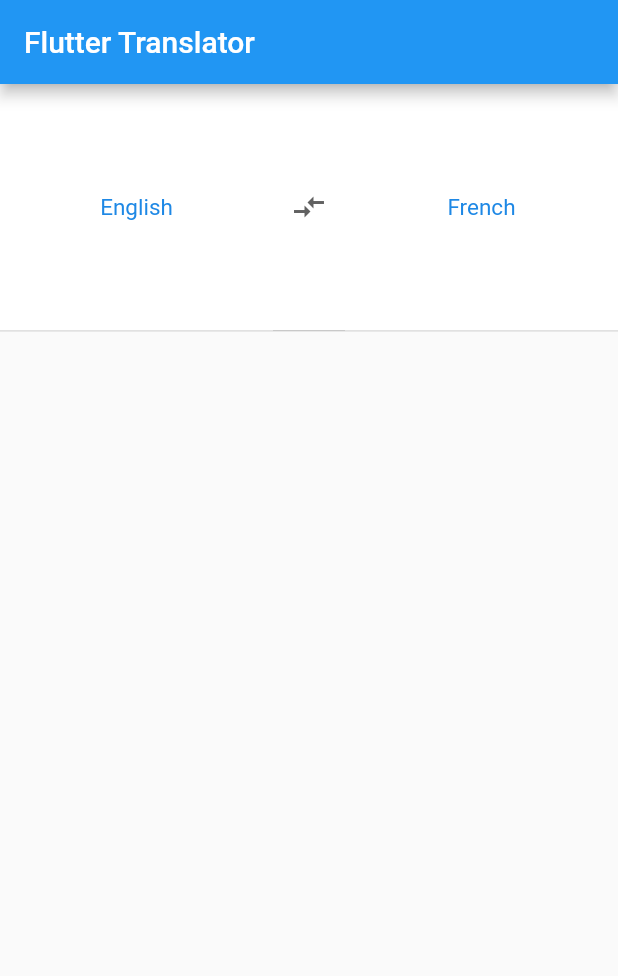
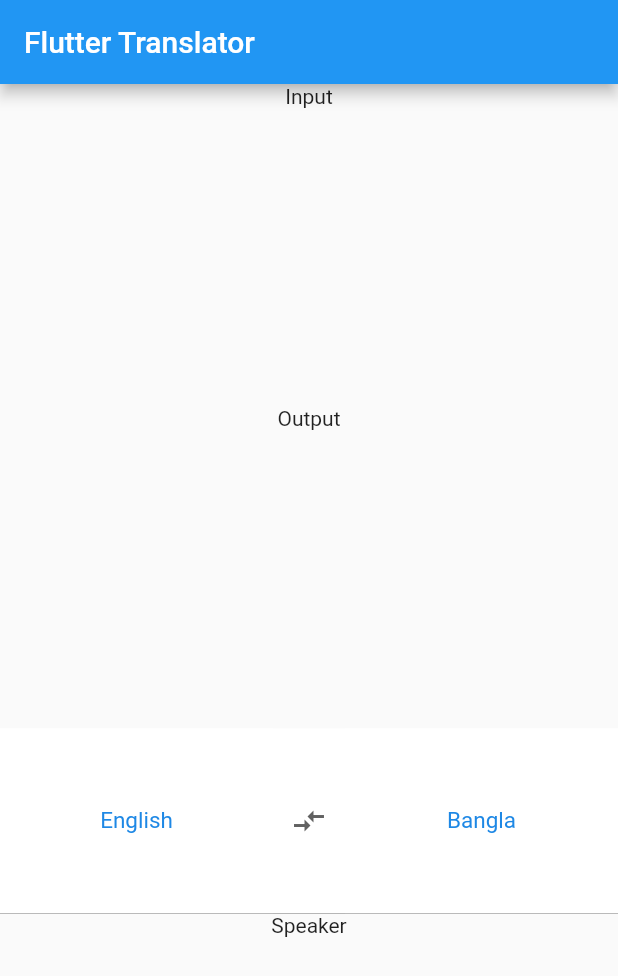
Before and after one commit to SyedMahamudulHasan/voice-translator, a Flutter app: the screen it shows after launch, on a phone screen of 412 x 824 dp. Shown: the top 976 px of the screen. Run offline on Flutter 3.47's test engine with Material 2 defaults, Android fonts, the phone set to English and light mode, and no system bars.

Commit message:
add homescreen structure

```diff
--- a/lib/components/choose_language.dart
+++ b/lib/components/choose_language.dart
@@ -10,12 +10,12 @@ class ChooseLanguage extends StatefulWidget {
 
 class _ChooseLanguageState extends State<ChooseLanguage> {
   final _firstLanguage = "English";
-  final _secondLanguage = "French";
+  final _secondLanguage = "Bangla";
   @override
   Widget build(BuildContext context) {
     final size = MediaQuery.of(context).size;
     return Container(
-      height: size.height * 0.20,
+      height: size.height * 0.15,
       decoration: BoxDecoration(
         color: Colors.white,
         border: Border(
--- a/lib/screens/HomeScreen.dart
+++ b/lib/screens/HomeScreen.dart
@@ -15,11 +15,14 @@ class _HomeScreenState extends State<HomeScreen> {
   Widget build(BuildContext context) {
     return Scaffold(
       appBar: AppBar(
-        title: const Text('Flutter Translator'),
+        title: const Text("Flutter Translator"),
       ),
       body: Column(
         children: [
+          Expanded(child: Text('Input')),
+          Expanded(child: Text('Output')),
           const ChooseLanguage(),
+          Expanded(child: Text('Speaker')),
         ],
       ),
     );
```
